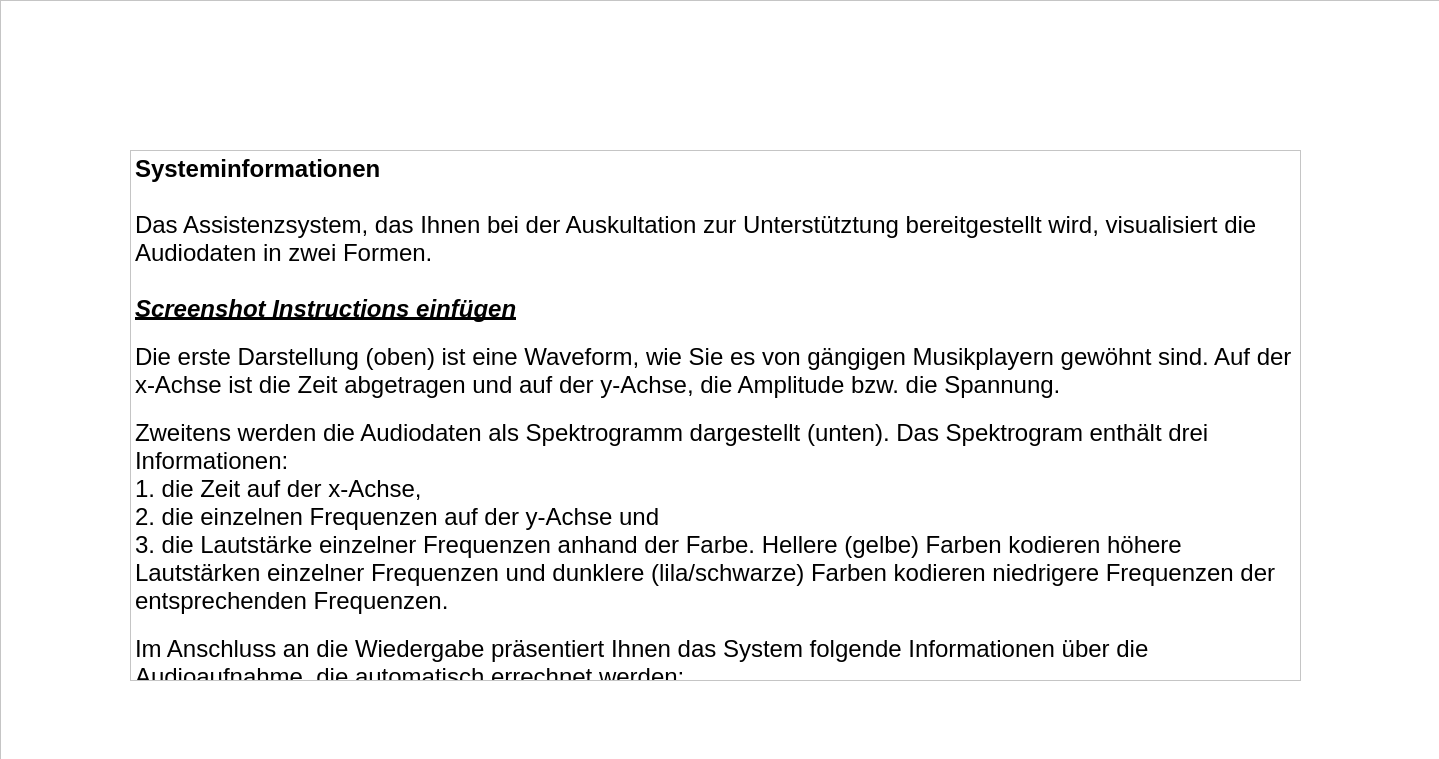
This is forms/group_instruct.ui in IKI-Lab/auscultation_AI_noise_exp as Qt 5 draws it before an edit. The edited form follows.
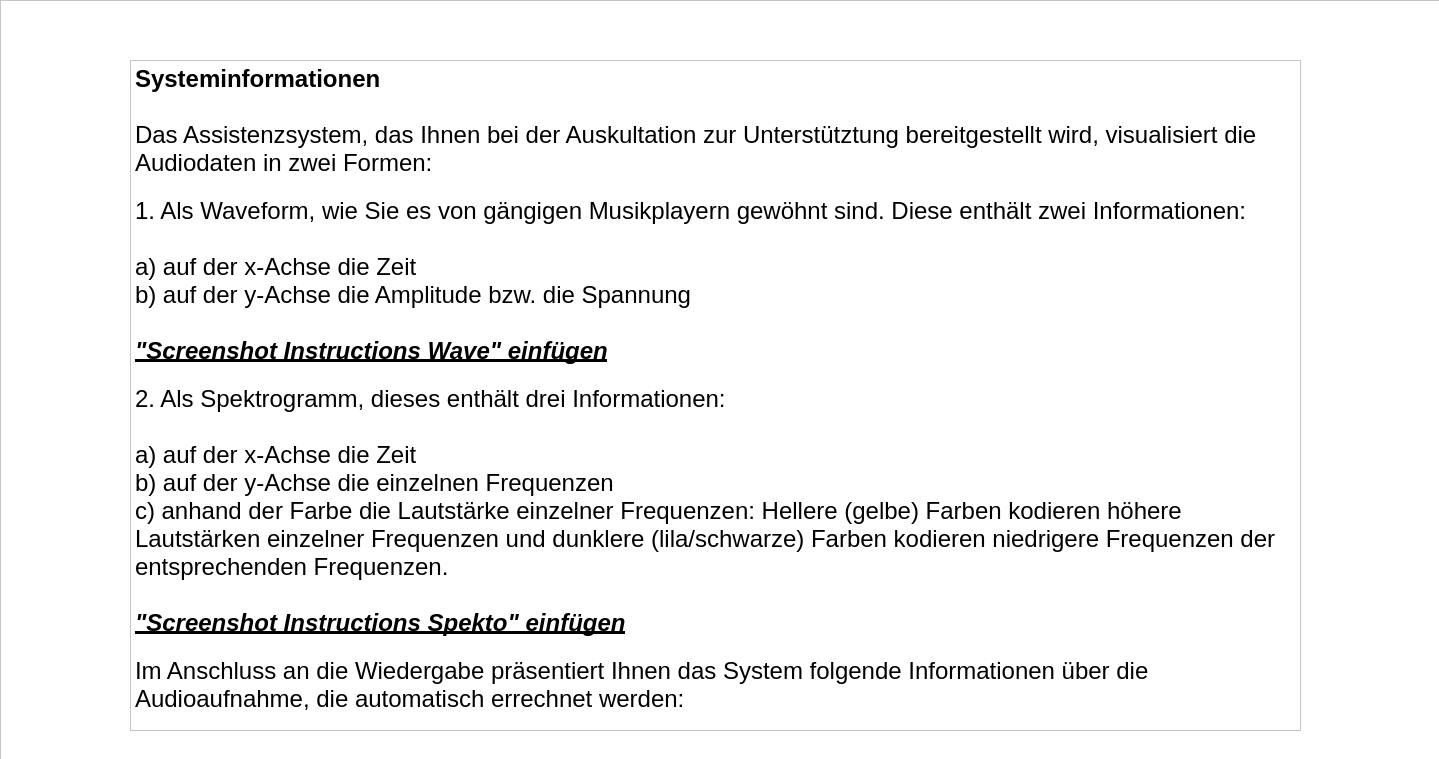
This is the edited form.

The edit to the form file:
```diff
--- a/forms/group_instruct.ui
+++ b/forms/group_instruct.ui
@@ -63,9 +63,9 @@
     <property name="geometry">
      <rect>
       <x>130</x>
-      <y>150</y>
+      <y>60</y>
       <width>1171</width>
-      <height>531</height>
+      <height>671</height>
      </rect>
     </property>
     <property name="verticalScrollBarPolicy">
@@ -81,14 +81,20 @@
 &lt;/style&gt;&lt;/head&gt;&lt;body style=&quot; font-family:'.AppleSystemUIFont'; font-size:13pt; font-weight:400; font-style:normal;&quot;&gt;
 &lt;p style=&quot; margin-top:0px; margin-bottom:0px; margin-left:0px; margin-right:0px; -qt-block-indent:0; text-indent:0px;&quot;&gt;&lt;span style=&quot; font-size:18pt; font-weight:600;&quot;&gt;Systeminformationen&lt;/span&gt;&lt;/p&gt;
 &lt;p style=&quot;-qt-paragraph-type:empty; margin-top:0px; margin-bottom:0px; margin-left:0px; margin-right:0px; -qt-block-indent:0; text-indent:0px; font-size:18pt; font-weight:600;&quot;&gt;&lt;br /&gt;&lt;/p&gt;
-&lt;p style=&quot; margin-top:0px; margin-bottom:0px; margin-left:0px; margin-right:0px; -qt-block-indent:0; text-indent:0px;&quot;&gt;&lt;span style=&quot; font-family:'Helvetica Neue'; font-size:18pt;&quot;&gt;Das Assistenzsystem, das Ihnen bei der Auskultation zur Unterstütztung bereitgestellt wird, visualisiert die Audiodaten in zwei Formen.&lt;/span&gt;&lt;/p&gt;
+&lt;p style=&quot; margin-top:0px; margin-bottom:0px; margin-left:0px; margin-right:0px; -qt-block-indent:0; text-indent:0px;&quot;&gt;&lt;span style=&quot; font-family:'Helvetica Neue'; font-size:18pt;&quot;&gt;Das Assistenzsystem, das Ihnen bei der Auskultation zur Unterstütztung bereitgestellt wird, visualisiert die Audiodaten in zwei Formen:&lt;br /&gt;&lt;/span&gt;&lt;/p&gt;
+&lt;p style=&quot; margin-top:0px; margin-bottom:0px; margin-left:0px; margin-right:0px; -qt-block-indent:0; text-indent:0px;&quot;&gt;&lt;span style=&quot; font-family:'Helvetica Neue'; font-size:18pt;&quot;&gt;1. Als Waveform, wie Sie es von gängigen Musikplayern gewöhnt sind. Diese enthält zwei Informationen:&lt;/span&gt;&lt;/p&gt;
 &lt;p style=&quot;-qt-paragraph-type:empty; margin-top:0px; margin-bottom:0px; margin-left:0px; margin-right:0px; -qt-block-indent:0; text-indent:0px; font-family:'Helvetica Neue'; font-size:18pt;&quot;&gt;&lt;br /&gt;&lt;/p&gt;
-&lt;p style=&quot; margin-top:0px; margin-bottom:0px; margin-left:0px; margin-right:0px; -qt-block-indent:0; text-indent:0px;&quot;&gt;&lt;span style=&quot; font-family:'Helvetica Neue'; font-size:18pt; font-weight:600; font-style:italic; text-decoration: underline;&quot;&gt;Screenshot Instructions einfügen&lt;/span&gt;&lt;span style=&quot; font-family:'Helvetica Neue'; font-size:18pt;&quot;&gt;&lt;br /&gt;&lt;/span&gt;&lt;/p&gt;
-&lt;p style=&quot; margin-top:0px; margin-bottom:0px; margin-left:0px; margin-right:0px; -qt-block-indent:0; text-indent:0px;&quot;&gt;&lt;span style=&quot; font-family:'Helvetica Neue'; font-size:18pt;&quot;&gt;Die erste Darstellung (oben) ist eine Waveform, wie Sie es von gängigen Musikplayern gewöhnt sind. Auf der x-Achse ist die Zeit abgetragen und auf der y-Achse, die Amplitude bzw. die Spannung.&lt;br /&gt;&lt;/span&gt;&lt;/p&gt;
-&lt;p style=&quot; margin-top:0px; margin-bottom:0px; margin-left:0px; margin-right:0px; -qt-block-indent:0; text-indent:0px;&quot;&gt;&lt;span style=&quot; font-family:'Helvetica Neue'; font-size:18pt;&quot;&gt;Zweitens werden die Audiodaten als Spektrogramm dargestellt (unten). Das Spektrogram enthält drei Informationen: &lt;/span&gt;&lt;/p&gt;
-&lt;p style=&quot; margin-top:0px; margin-bottom:0px; margin-left:0px; margin-right:0px; -qt-block-indent:0; text-indent:0px;&quot;&gt;&lt;span style=&quot; font-family:'Helvetica Neue'; font-size:18pt;&quot;&gt;1. die Zeit auf der x-Achse, &lt;/span&gt;&lt;/p&gt;
-&lt;p style=&quot; margin-top:0px; margin-bottom:0px; margin-left:0px; margin-right:0px; -qt-block-indent:0; text-indent:0px;&quot;&gt;&lt;span style=&quot; font-family:'Helvetica Neue'; font-size:18pt;&quot;&gt;2. die einzelnen Frequenzen auf der y-Achse und &lt;/span&gt;&lt;/p&gt;
-&lt;p style=&quot; margin-top:0px; margin-bottom:0px; margin-left:0px; margin-right:0px; -qt-block-indent:0; text-indent:0px;&quot;&gt;&lt;span style=&quot; font-family:'Helvetica Neue'; font-size:18pt;&quot;&gt;3. die Lautstärke einzelner Frequenzen anhand der Farbe. Hellere (gelbe) Farben kodieren höhere Lautstärken einzelner Frequenzen und dunklere (lila/schwarze) Farben kodieren niedrigere Frequenzen der entsprechenden Frequenzen.&lt;br /&gt;&lt;/span&gt;&lt;/p&gt;
+&lt;p style=&quot; margin-top:0px; margin-bottom:0px; margin-left:0px; margin-right:0px; -qt-block-indent:0; text-indent:0px;&quot;&gt;&lt;span style=&quot; font-family:'Helvetica Neue'; font-size:18pt;&quot;&gt;a) auf der x-Achse die Zeit  &lt;/span&gt;&lt;/p&gt;
+&lt;p style=&quot; margin-top:0px; margin-bottom:0px; margin-left:0px; margin-right:0px; -qt-block-indent:0; text-indent:0px;&quot;&gt;&lt;span style=&quot; font-family:'Helvetica Neue'; font-size:18pt;&quot;&gt;b) auf der y-Achse die Amplitude bzw. die Spannung &lt;/span&gt;&lt;/p&gt;
+&lt;p style=&quot;-qt-paragraph-type:empty; margin-top:0px; margin-bottom:0px; margin-left:0px; margin-right:0px; -qt-block-indent:0; text-indent:0px; font-family:'Helvetica Neue'; font-size:18pt;&quot;&gt;&lt;br /&gt;&lt;/p&gt;
+&lt;p style=&quot; margin-top:0px; margin-bottom:0px; margin-left:0px; margin-right:0px; -qt-block-indent:0; text-indent:0px;&quot;&gt;&lt;span style=&quot; font-family:'Helvetica Neue'; font-size:18pt; font-weight:600; font-style:italic; text-decoration: underline;&quot;&gt;&amp;quot;Screenshot Instructions Wave&amp;quot; einfügen&lt;/span&gt;&lt;span style=&quot; font-family:'Helvetica Neue'; font-size:18pt;&quot;&gt;&lt;br /&gt;&lt;/span&gt;&lt;/p&gt;
+&lt;p style=&quot; margin-top:0px; margin-bottom:0px; margin-left:0px; margin-right:0px; -qt-block-indent:0; text-indent:0px;&quot;&gt;&lt;span style=&quot; font-family:'Helvetica Neue'; font-size:18pt;&quot;&gt;2. Als Spektrogramm, dieses enthält drei Informationen: &lt;/span&gt;&lt;/p&gt;
+&lt;p style=&quot;-qt-paragraph-type:empty; margin-top:0px; margin-bottom:0px; margin-left:0px; margin-right:0px; -qt-block-indent:0; text-indent:0px; font-family:'Helvetica Neue'; font-size:18pt;&quot;&gt;&lt;br /&gt;&lt;/p&gt;
+&lt;p style=&quot; margin-top:0px; margin-bottom:0px; margin-left:0px; margin-right:0px; -qt-block-indent:0; text-indent:0px;&quot;&gt;&lt;span style=&quot; font-family:'Helvetica Neue'; font-size:18pt;&quot;&gt;a) auf der x-Achse die Zeit  &lt;/span&gt;&lt;/p&gt;
+&lt;p style=&quot; margin-top:0px; margin-bottom:0px; margin-left:0px; margin-right:0px; -qt-block-indent:0; text-indent:0px;&quot;&gt;&lt;span style=&quot; font-family:'Helvetica Neue'; font-size:18pt;&quot;&gt;b) auf der y-Achse die einzelnen Frequenzen&lt;/span&gt;&lt;/p&gt;
+&lt;p style=&quot; margin-top:0px; margin-bottom:0px; margin-left:0px; margin-right:0px; -qt-block-indent:0; text-indent:0px;&quot;&gt;&lt;span style=&quot; font-family:'Helvetica Neue'; font-size:18pt;&quot;&gt;c) anhand der Farbe die Lautstärke einzelner Frequenzen: Hellere (gelbe) Farben kodieren höhere Lautstärken einzelner Frequenzen und dunklere (lila/schwarze) Farben kodieren niedrigere Frequenzen der entsprechenden Frequenzen.&lt;/span&gt;&lt;/p&gt;
+&lt;p style=&quot;-qt-paragraph-type:empty; margin-top:0px; margin-bottom:0px; margin-left:0px; margin-right:0px; -qt-block-indent:0; text-indent:0px; font-family:'Helvetica Neue'; font-size:18pt;&quot;&gt;&lt;br /&gt;&lt;/p&gt;
+&lt;p style=&quot; margin-top:0px; margin-bottom:0px; margin-left:0px; margin-right:0px; -qt-block-indent:0; text-indent:0px;&quot;&gt;&lt;span style=&quot; font-family:'Helvetica Neue'; font-size:18pt; font-weight:600; font-style:italic; text-decoration: underline;&quot;&gt;&amp;quot;Screenshot Instructions Spekto&amp;quot; einfügen&lt;/span&gt;&lt;span style=&quot; font-family:'Helvetica Neue'; font-size:18pt;&quot;&gt;&lt;br /&gt;&lt;/span&gt;&lt;/p&gt;
 &lt;p style=&quot; margin-top:0px; margin-bottom:0px; margin-left:0px; margin-right:0px; -qt-block-indent:0; text-indent:0px;&quot;&gt;&lt;span style=&quot; font-family:'Helvetica Neue'; font-size:18pt;&quot;&gt;Im Anschluss an die Wiedergabe präsentiert Ihnen das System folgende Informationen über die Audioaufnahme, die automatisch errechnet werden:&lt;/span&gt;&lt;/p&gt;
 &lt;p style=&quot;-qt-paragraph-type:empty; margin-top:0px; margin-bottom:0px; margin-left:0px; margin-right:0px; -qt-block-indent:0; text-indent:0px; font-family:'Helvetica Neue'; font-size:18pt;&quot;&gt;&lt;br /&gt;&lt;/p&gt;
 &lt;p style=&quot; margin-top:0px; margin-bottom:0px; margin-left:0px; margin-right:0px; -qt-block-indent:0; text-indent:0px;&quot;&gt;&lt;span style=&quot; font-family:'Helvetica Neue'; font-size:18pt;&quot;&gt;    • HR = Heart Rate, gibt den Puls an, also die Anzahl der Herzschläge pro Minute&lt;/span&gt;&lt;/p&gt;
```
